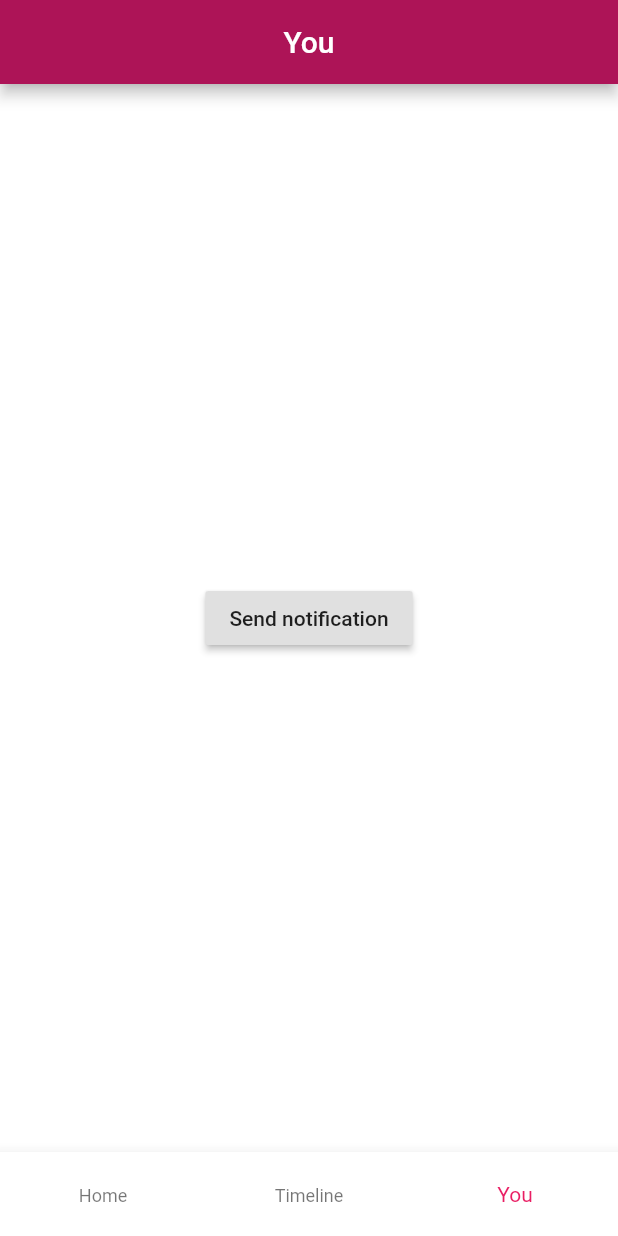
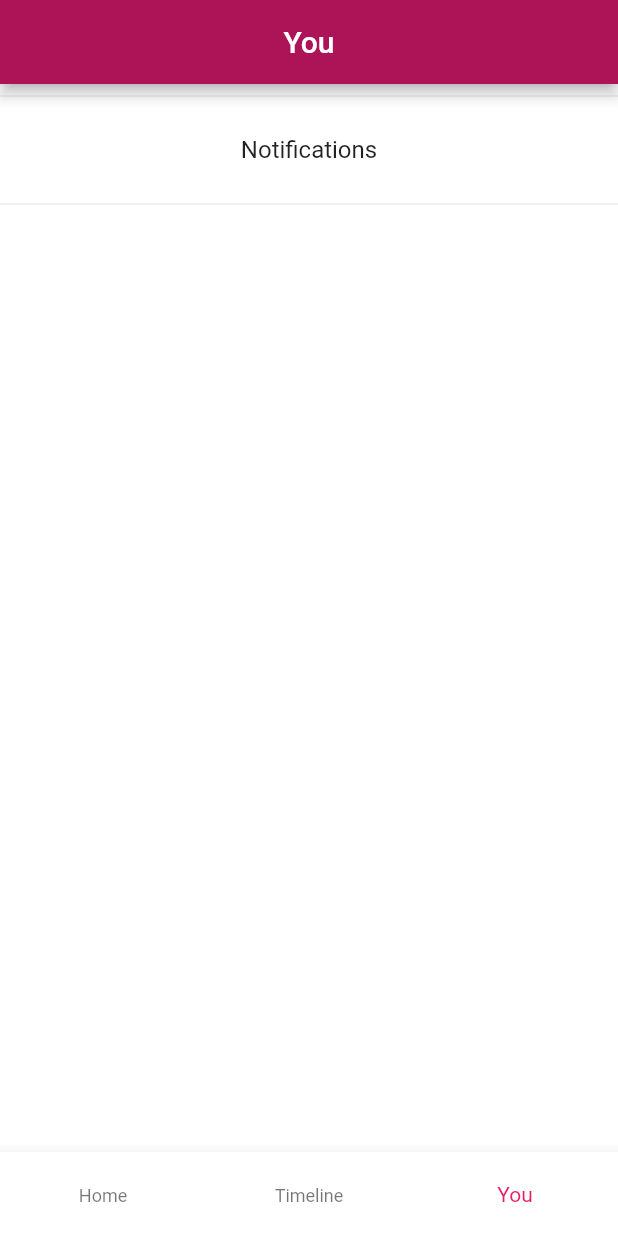
Before and after one commit to FN2187fo/dream-diary, a Flutter app: the screen it shows after launch, item 3 of the bottom bar chosen, on a phone screen of 412 x 824 dp. Run offline on Flutter 3.47's test engine with Material 2 defaults, Android fonts, the phone set to English and light mode, and no system bars; our stand-ins replace datetime_picker_formfield, flutter_local_notifications.

Commit message:
Working Notifications with Custom Time

```diff
--- a/lib/pages/you.dart
+++ b/lib/pages/you.dart
@@ -1,7 +1,5 @@
 import 'package:flutter/material.dart';
-import 'package:flutter_local_notifications/flutter_local_notifications.dart';
-import 'add.dart';
-import 'package:dream_diary/local_notifications_helper.dart';
+import 'notifications.dart';
 
 class You extends StatefulWidget {
   @override
@@ -9,22 +7,6 @@ class You extends StatefulWidget {
 }
 
 class _YouState extends State<You> {
-  final notifications = FlutterLocalNotificationsPlugin();
-
-  @override
-  void initState() {
-    super.initState();
-
-    final settingsAndroid = new AndroidInitializationSettings('bed');
-    final settingsIOS = new IOSInitializationSettings(onDidReceiveLocalNotification: (id, title, body, payload) => onSelectNotification(payload));
-    notifications.initialize(InitializationSettings(settingsAndroid, settingsIOS,), onSelectNotification: onSelectNotification);
-  }
-
-  Future onSelectNotification(String payload) async => await Navigator.push(context, MaterialPageRoute(builder: (context) => Add()));
-
-  static var androidPlatformChannelSpecifics = AndroidNotificationDetails('Add entry', 'your channel name', 'your channel description', importance: Importance.Max, priority: Priority.High, ticker: 'ticker');
-  static var iOSPlatformChannelSpecifics = IOSNotificationDetails();
-  var platformChannelSpecifics = NotificationDetails(androidPlatformChannelSpecifics, iOSPlatformChannelSpecifics);
 
   @override
   Widget build(BuildContext context) {
@@ -33,13 +15,12 @@ class _YouState extends State<You> {
         centerTitle: true,
         title: Text("You"),
       ),
-      body: Center(
-        child: RaisedButton(
-          child: Text("Send notification"),
-          onPressed: () {
-            notifications.show(0, "Add entry", "It is time to add a new entry", platformChannelSpecifics);
-          },
-        ),
+      body: ListView(
+        children: <Widget>[
+          Divider(),
+          ListTile(title: Text("Notifications", textAlign: TextAlign.center,), onTap: () {Navigator.push(context, MaterialPageRoute(builder: (context) => Notifications()));}),
+          Divider(),
+        ],
       )
     );
   }
--- a/pubspec.yaml
+++ b/pubspec.yaml
@@ -29,6 +29,7 @@ dev_dependencies:
     sdk: flutter
   path_provider:
   flutter_local_notifications: ^0.8.4
+  datetime_picker_formfield:
 
 
 # For information on the generic Dart part of this file, see the
```
Also changed, not shown: lib/pages/notifications.dart (+73 -0 lines), pubspec.lock, 1 other file.
